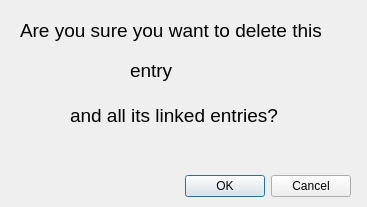
The window that ModularWorldUi/delete_dialog.ui (LordAle/ModularWorld) describes before a commit, drawn with Qt 5.
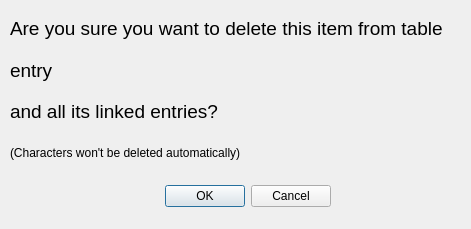
The same window after the commit.

```diff
--- a/ModularWorldUi/delete_dialog.ui
+++ b/ModularWorldUi/delete_dialog.ui
@@ -6,8 +6,8 @@
    <rect>
     <x>0</x>
     <y>0</y>
-    <width>367</width>
-    <height>207</height>
+    <width>471</width>
+    <height>229</height>
    </rect>
   </property>
   <property name="windowTitle">
@@ -16,8 +16,8 @@
   <widget class="QDialogButtonBox" name="buttonBox">
    <property name="geometry">
     <rect>
-     <x>40</x>
-     <y>170</y>
+     <x>20</x>
+     <y>180</y>
      <width>311</width>
      <height>32</height>
     </rect>
@@ -29,33 +29,30 @@
     <set>QDialogButtonBox::Cancel|QDialogButtonBox::Ok</set>
    </property>
   </widget>
-  <widget class="QLabel" name="label">
+  <widget class="QWidget" name="verticalLayoutWidget">
    <property name="geometry">
     <rect>
-     <x>20</x>
+     <x>10</x>
      <y>10</y>
-     <width>321</width>
-     <height>41</height>
+     <width>439</width>
+     <height>161</height>
     </rect>
    </property>
+   <layout class="QVBoxLayout" name="verticalLayout">
+    <item>
+     <widget class="QLabel" name="label">
    <property name="font">
     <font>
      <pointsize>14</pointsize>
     </font>
    </property>
    <property name="text">
-    <string>Are you sure you want to delete this</string>
-   </property>
-  </widget>
+       <string>Are you sure you want to delete this item from table</string>
+      </property>
+     </widget>
+    </item>
+    <item>
   <widget class="QLabel" name="label_2">
-   <property name="geometry">
-    <rect>
-     <x>130</x>
-     <y>50</y>
-     <width>151</width>
-     <height>41</height>
-    </rect>
-   </property>
    <property name="font">
     <font>
      <pointsize>14</pointsize>
@@ -65,15 +62,9 @@
     <string>entry</string>
    </property>
   </widget>
+    </item>
+    <item>
   <widget class="QLabel" name="label_3">
-   <property name="geometry">
-    <rect>
-     <x>70</x>
-     <y>100</y>
-     <width>231</width>
-     <height>31</height>
-    </rect>
-   </property>
    <property name="font">
     <font>
      <pointsize>14</pointsize>
@@ -82,6 +73,16 @@
    <property name="text">
     <string>and all its linked entries?</string>
    </property>
+     </widget>
+    </item>
+    <item>
+     <widget class="QLabel" name="label_4">
+      <property name="text">
+       <string>(Characters won't be deleted automatically)</string>
+      </property>
+     </widget>
+    </item>
+   </layout>
   </widget>
  </widget>
  <resources/>
```
Lines whose indentation alone changed are shown as unchanged.
